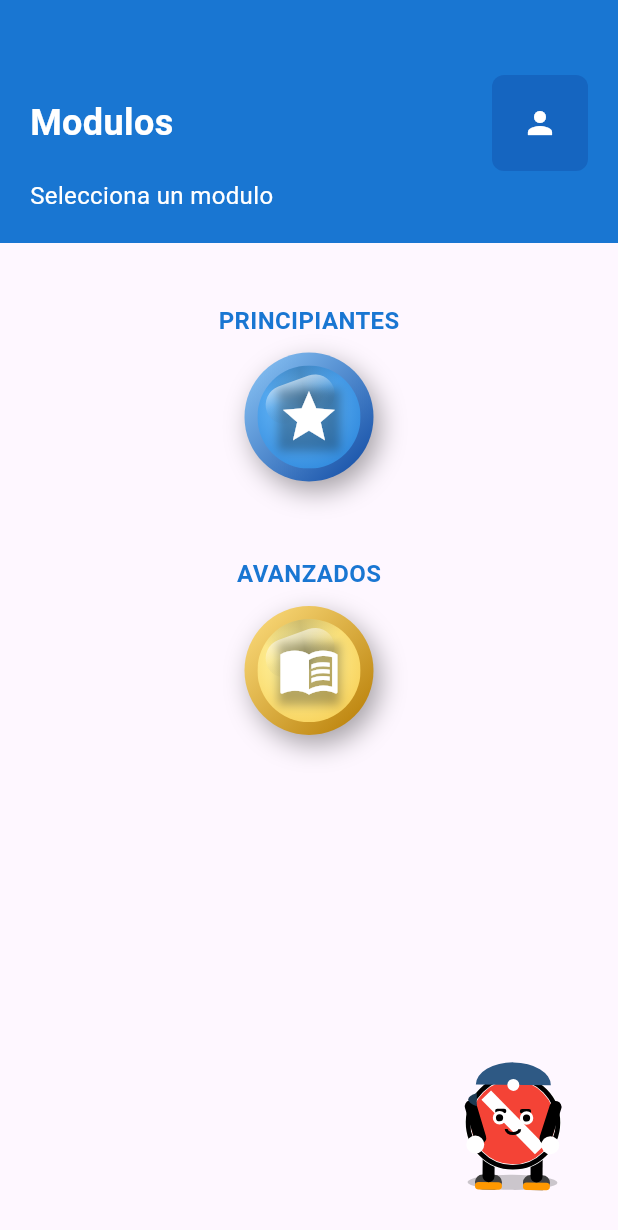
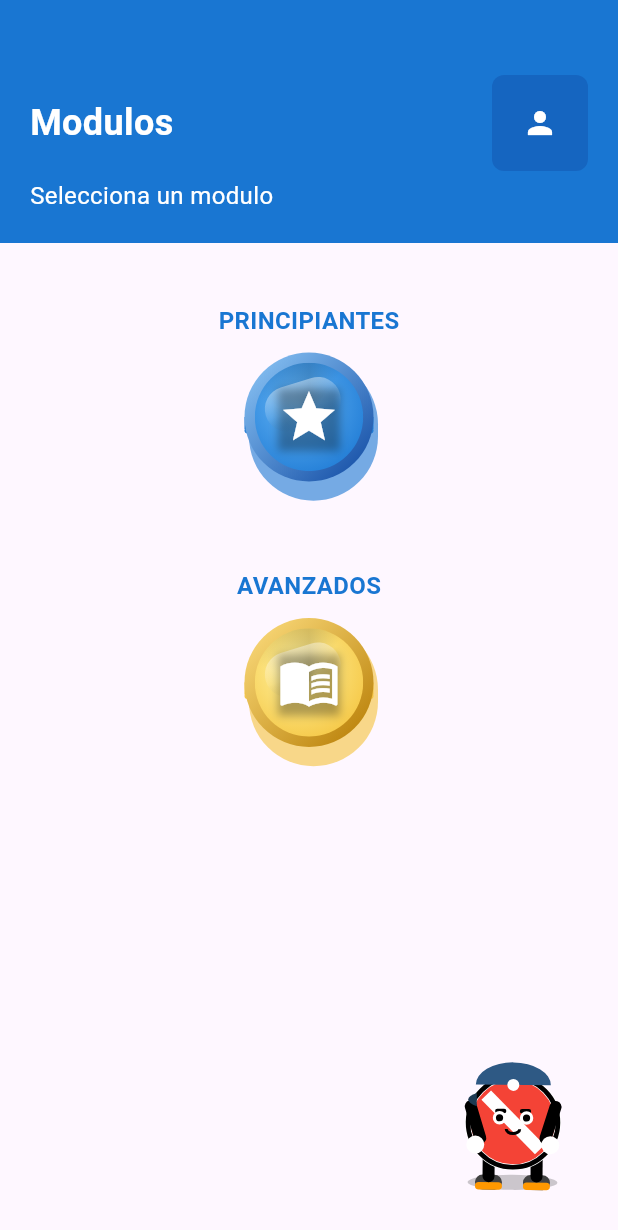
Before and after one commit to Jonialen/EduVial-Frontend, a Flutter app: the Menu screen opened directly, on a phone screen of 412 x 824 dp. Shown: the top 1230 px of the screen. Run offline on Flutter 3.47's test engine with Material 3 defaults, Android fonts, the phone set to English and light mode, and no system bars; our stand-ins replace shared_preferences; accounts and stored records are empty.

Commit message:
coin_button.dart improved

```diff
--- a/EduVial/lib/widgets/coin_button.dart
+++ b/EduVial/lib/widgets/coin_button.dart
@@ -11,19 +11,21 @@ class CoinButton extends StatefulWidget {
   final Color iconColor;
   final double elevation;           // sombra exterior
   final double iconScale;           // tamaño relativo del ícono
+  final double depth;               // profundidad del efecto 3D
 
   const CoinButton({
     super.key,
     required this.icon,
     required this.onTap,
     this.size = 78,
-    this.rimDark = const Color(0xFFCC8A05),
-    this.rimLight = const Color(0xFFFFD54F),
-    this.faceDark = const Color(0xFFF2B603),
-    this.faceLight = const Color(0xFFFFF176),
+    this.rimDark = const Color(0xFF1976D2),      // Azul oscuro como la imagen
+    this.rimLight = const Color(0xFF42A5F5),     // Azul claro
+    this.faceDark = const Color(0xFF2196F3),     // Azul medio oscuro
+    this.faceLight = const Color(0xFF64B5F6),    // Azul medio claro
     this.iconColor = Colors.white,
     this.elevation = 12,
     this.iconScale = 0.48,
+    this.depth = 8.0,                            // Profundidad del cilindro
   });
 
   @override
@@ -36,8 +38,9 @@ class _CoinButtonState extends State<CoinButton> {
   @override
   Widget build(BuildContext context) {
     final s = widget.size;
-    final scale = _pressed ? 0.97 : 1.0;
-    final y = _pressed ? 2.0 : 0.0;
+    final scale = _pressed ? 0.95 : 1.0;
+    final y = _pressed ? widget.depth * 0.6 : 0.0;
+    final currentDepth = _pressed ? widget.depth * 0.4 : widget.depth;
 
     return GestureDetector(
       onTapDown: (_) => setState(() => _pressed = true),
@@ -47,11 +50,72 @@ class _CoinButtonState extends State<CoinButton> {
         widget.onTap();
       },
       child: AnimatedContainer(
-        duration: const Duration(milliseconds: 90),
+        duration: const Duration(milliseconds: 120),
         curve: Curves.easeOut,
         width: s,
+        height: s + currentDepth,
+        transform: Matrix4.identity()..translate(0.0, y)..scale(scale),
+        child: Stack(
+          clipBehavior: Clip.none, // Permite que el contenido se extienda fuera del contenedor
+          children: [
+            // SOMBRA EXTERIOR con color del botón
+            if (!_pressed)
+              Positioned(
+                left: widget.elevation * 0.25,
+                top: widget.elevation * 0.4,
+                child: Container(
+                  width: s,
+                  height: s + currentDepth,
+                  decoration: BoxDecoration(
+                    borderRadius: BorderRadius.vertical(
+                      top: Radius.circular(s / 2),
+                      bottom: Radius.circular(s / 2),
+                    ),
+                    color: widget.faceDark.withOpacity(0.6),
+                  ),
+                ),
+              ),
+
+            // CUERPO DEL CILINDRO  - colores más intensos del botón
+            Positioned(
+              top: s / 2,
+              child: Container(
+                width: s,
+                height: currentDepth,
+                decoration: BoxDecoration(
+                  gradient: LinearGradient(
+                    begin: Alignment.centerLeft,
+                    end: Alignment.centerRight,
+                    colors: [
+                      widget.faceDark,
+                      widget.faceLight.withOpacity(0.8),
+                      widget.faceDark.withOpacity(0.9),
+                    ],
+                    stops: const [0.0, 0.5, 1.0],
+                  ),
+                ),
+              ),
+            ),
+
+            // CARA INFERIOR (elipse) - color del botón
+            Positioned(
+              top: s / 2 + currentDepth - 1,
+              child: Container(
+                width: s,
+                height: 4,
+                decoration: BoxDecoration(
+                  color: widget.faceDark.withOpacity(0.9),
+                  borderRadius: BorderRadius.circular(s / 2),
+                ),
+              ),
+            ),
+
+            // CARA SUPERIOR (principal)
+            Positioned(
+              top: 0,
+              child: Container(
+                width: s,
                 height: s,
-        transform: Matrix4.identity()..translate(0.0, y)..scale(scale),
                 // ARO (rim) con gradiente + sombra exterior
                 decoration: BoxDecoration(
                   shape: BoxShape.circle,
@@ -60,19 +124,10 @@ class _CoinButtonState extends State<CoinButton> {
                     end: Alignment.bottomRight,
                     colors: [widget.rimLight, widget.rimDark],
                   ),
-          boxShadow: _pressed
-              ? []
-              : [
-            BoxShadow(
-              color: Colors.black.withOpacity(0.35),
-              offset: Offset(widget.elevation * 0.35, widget.elevation * 0.55),
-              blurRadius: widget.elevation * 1.2,
-            ),
-          ],
                 ),
                 child: Padding(
                   // deja visible el aro
-          padding: EdgeInsets.all(s * 0.10),
+                  padding: EdgeInsets.all(s * 0.08),
                   child: ClipOval(
                     child: Stack(
                       fit: StackFit.expand,
@@ -82,14 +137,14 @@ class _CoinButtonState extends State<CoinButton> {
                           decoration: BoxDecoration(
                             gradient: RadialGradient(
                               center: const Alignment(-0.2, -0.25),
-                      radius: 0.95,
+                              radius: 0.8,
                               colors: [widget.faceLight, widget.faceDark],
-                      stops: const [0.15, 1.0],
+                              stops: const [0.0, 1.0],
                             ),
                           ),
                         ),
 
-                // Sombra interna suave abajo-derecha (simula bisel hundido)
+                        // Sombra interna suave abajo-derecha
                         DecoratedBox(
                           decoration: BoxDecoration(
                             gradient: SweepGradient(
@@ -98,50 +153,50 @@ class _CoinButtonState extends State<CoinButton> {
                               colors: [
                                 Colors.transparent,
                                 Colors.transparent,
-                        Colors.black.withOpacity(0.18), // zona oscura
+                                Colors.black.withOpacity(0.15),
                                 Colors.transparent,
                                 Colors.transparent,
                               ],
-                      stops: const [0.05, 0.58, 0.72, 0.86, 1.0],
+                              stops: const [0.05, 0.55, 0.75, 0.85, 1.0],
                               center: Alignment.center,
                             ),
                           ),
                         ),
 
-                // Brillo elíptico arriba-izq
+                        // Brillo elíptico arriba-izq (más suave)
                         Align(
-                  alignment: const Alignment(-0.55, -0.55),
+                          alignment: const Alignment(-0.4, -0.4),
                           child: Transform.rotate(
-                    angle: -0.35,
+                            angle: -0.3,
                             child: Container(
-                      width: s * 0.55,
-                      height: s * 0.30,
+                              width: s * 0.6,
+                              height: s * 0.35,
                               decoration: BoxDecoration(
                                 borderRadius: BorderRadius.circular(s),
                                 gradient: LinearGradient(
                                   begin: Alignment.topCenter,
                                   end: Alignment.bottomCenter,
                                   colors: [
-                            Colors.white.withOpacity(0.55),
-                            Colors.white.withOpacity(0.12),
+                                    Colors.white.withOpacity(0.4),
+                                    Colors.white.withOpacity(0.1),
                                     Colors.transparent,
                                   ],
-                          stops: const [0.0, 0.45, 1.0],
+                                  stops: const [0.0, 0.6, 1.0],
                                 ),
                               ),
                             ),
                           ),
                         ),
 
-                // Ícono con ligera sombra para que “flote”
+                        // Ícono con ligera sombra
                         Center(
                           child: Container(
                             decoration: BoxDecoration(
                               boxShadow: [
                                 BoxShadow(
-                          color: Colors.black.withOpacity(0.28),
-                          offset: const Offset(0, 2.2),
-                          blurRadius: 4.5,
+                                  color: Colors.black.withOpacity(0.3),
+                                  offset: const Offset(0, 2),
+                                  blurRadius: 4,
                                 ),
                               ],
                             ),
@@ -157,6 +212,60 @@ class _CoinButtonState extends State<CoinButton> {
                   ),
                 ),
               ),
+            ),
+          ],
+        ),
+      ),
     );
   }
 }
+
+/* Ejemplo de uso:
+class ExampleUsage extends StatelessWidget {
+  @override
+  Widget build(BuildContext context) {
+    return Scaffold(
+      backgroundColor: Colors.grey[300],
+      body: Center(
+        child: Column(
+          mainAxisAlignment: MainAxisAlignment.center,
+          children: [
+            // Botón como
+            CoinButton(
+              icon: Icons.fast_forward,
+              onTap: () => print('Botón presionado!'),
+              size: 100,
+            ),
+
+            SizedBox(height: 40),
+
+            // Versión dorada ()
+            CoinButton(
+              icon: Icons.play_arrow,
+              onTap: () => print('Botón dorado presionado!'),
+              size: 100,
+              rimDark: Color(0xFFCC8A05),
+              rimLight: Color(0xFFFFD54F),
+              faceDark: Color(0xFFF2B603),
+              faceLight: Color(0xFFFFF176),
+            ),
+
+            SizedBox(height: 40),
+
+            // Versión roja
+            CoinButton(
+              icon: Icons.favorite,
+              onTap: () => print('Botón rojo presionado!'),
+              size: 80,
+              rimDark: Color(0xFFD32F2F),
+              rimLight: Color(0xFFEF5350),
+              faceDark: Color(0xFFF44336),
+              faceLight: Color(0xFFFF7043),
+              depth: 6.0,
+            ),
+          ],
+        ),
+      ),
+    );
+  }
+}*/
```
Lines whose indentation alone changed are shown as unchanged.
